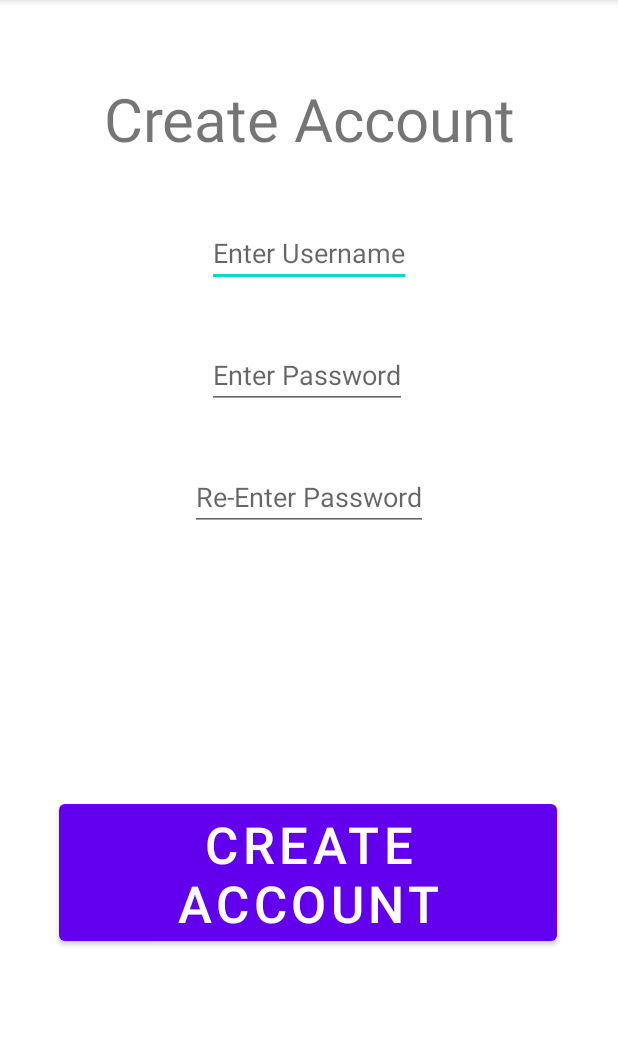
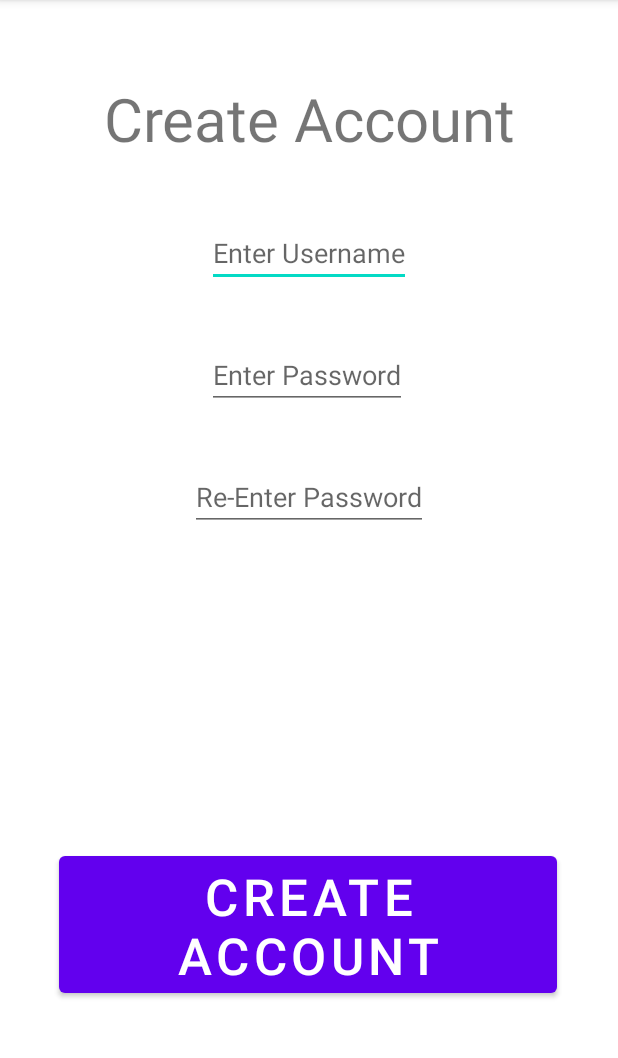
Before and after one commit to TomasDiazWahl/Project_2_Space_Recorder, an Android app: the CreateAccountActivity screen opened directly, with no data from a screen before it, after a tap on "CREATE ACCOUNT", on a phone screen of 412 x 824 dp, the part 84-1142 px from its top. Run offline under Robolectric (Android 15) with nearby library versions, the phone set to English and light mode, and no system bars; our stand-ins replace Room's generated code.

Commit message:
Landing page java

```diff
--- a/app/src/main/java/com/example/project_2_space_recorder/CreateAccountActivity.java
+++ b/app/src/main/java/com/example/project_2_space_recorder/CreateAccountActivity.java
@@ -6,6 +6,7 @@ import android.os.Bundle;
 import android.view.View;
 import android.widget.Button;
 import android.widget.EditText;
+import android.widget.Toast;
 
 import androidx.appcompat.app.AppCompatActivity;
 import androidx.room.Room;
@@ -56,20 +57,26 @@ public class CreateAccountActivity extends AppCompatActivity {
 
     boolean createUser(){
         String un = username.getText().toString();
-        System.out.println(un);
+        Toast t = new Toast(getApplicationContext());
+
         if (userDAO.getUserByName(un).isEmpty()){
             String pw = password.getText().toString();
             String pw2 = password2.getText().toString();
             if (!pw.equals("") && pw.equals(pw2)){
                 userDAO.Insert(new User(un, pw, 0, 0));
                 System.out.println("User Created");
+                t.setText("Successfully logged in");
+                t.show();
                 return true;
             }
             //Error: not same password
-            System.out.println("Both passwords are different");
+            t.setText("Passwords are not the same");
+            t.show();
+            return false;
         }
         //Error: username taken
-        System.out.println("Username already taken");
+        t.setText("Username already taken");
+        t.show();
         return false;
     }
 
--- a/app/src/main/java/com/example/project_2_space_recorder/MainActivity.java
+++ b/app/src/main/java/com/example/project_2_space_recorder/MainActivity.java
@@ -6,6 +6,7 @@ import android.os.Bundle;
 import android.view.View;
 import android.widget.Button;
 import android.widget.EditText;
+import android.widget.Toast;
 
 import androidx.appcompat.app.AppCompatActivity;
 import androidx.room.Room;
@@ -52,9 +53,14 @@ public class MainActivity extends AppCompatActivity {
         loginButton.setOnClickListener(new View.OnClickListener() {
             @Override
             public void onClick(View view) {
+
+                Toast t = new Toast(getApplicationContext());
+                t.setText("Invalid name or password");
                 if (login()){
+                    t.setText("Successfully logged in");
                     startActivity(LandingPageActivity.getIntent(getApplicationContext(), user.getUserId()));
                 }
+                t.show();
             }
         });
 
--- a/app/src/main/res/layout/create_account.xml
+++ b/app/src/main/res/layout/create_account.xml
@@ -55,15 +55,13 @@
         android:id="@+id/button_create_account"
         android:layout_width="332dp"
         android:layout_height="103dp"
-        android:layout_marginTop="176dp"
+        android:layout_marginBottom="100dp"
         android:text="@string/button_create_account_2"
         android:textSize="34sp"
         app:layout_constraintBottom_toBottomOf="parent"
         app:layout_constraintEnd_toEndOf="parent"
         app:layout_constraintHorizontal_bias="0.493"
-        app:layout_constraintStart_toStartOf="parent"
-        app:layout_constraintTop_toBottomOf="@+id/edit_text_reenter_password"
-        app:layout_constraintVertical_bias="0.0" />
+        app:layout_constraintStart_toStartOf="parent" />
 
 
 </androidx.constraintlayout.widget.ConstraintLayout>
```
Also changed, not shown: app/src/main/java/Utils/Toaster.java (added, +11 -0 lines).
